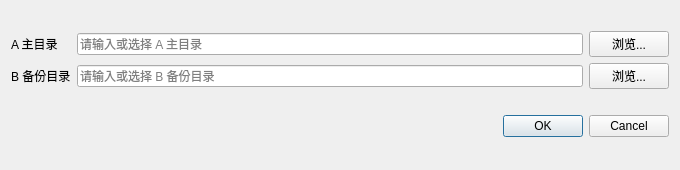
Old version of the form src/PairEditDialog.ui in the repository hu419087137/SyncFolder.
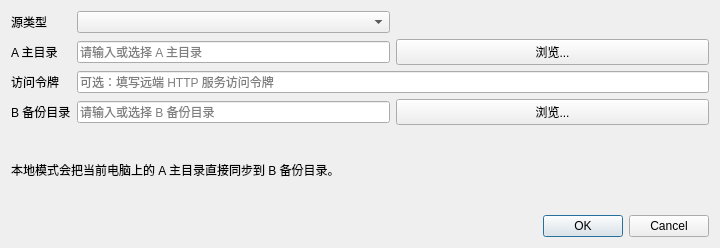
New version of the form.

Commit message: 新增 HTTP 文件夹拉取同步功能

```diff
--- a/src/PairEditDialog.ui
+++ b/src/PairEditDialog.ui
@@ -6,8 +6,8 @@
    <rect>
     <x>0</x>
     <y>0</y>
-    <width>680</width>
-    <height>170</height>
+    <width>720</width>
+    <height>248</height>
    </rect>
   </property>
   <property name="windowTitle">
@@ -15,49 +15,96 @@
   </property>
   <layout class="QVBoxLayout" name="mainLayout">
    <item>
-    <layout class="QGridLayout" name="gridLayout">
+   <layout class="QGridLayout" name="gridLayout">
      <item row="0" column="0">
+      <widget class="QLabel" name="sourceTypeLabel">
+       <property name="text">
+        <string>源类型</string>
+       </property>
+      </widget>
+     </item>
+     <item row="0" column="1">
+      <widget class="QComboBox" name="sourceTypeComboBox"/>
+     </item>
+     <item row="0" column="2">
+      <spacer name="sourceTypeSpacer">
+       <property name="orientation">
+        <enum>Qt::Horizontal</enum>
+       </property>
+       <property name="sizeHint" stdset="0">
+        <size>
+         <width>40</width>
+         <height>20</height>
+        </size>
+       </property>
+      </spacer>
+     </item>
+     <item row="1" column="0">
       <widget class="QLabel" name="sourceLabel">
        <property name="text">
         <string>A 主目录</string>
        </property>
       </widget>
      </item>
-     <item row="0" column="1">
+     <item row="1" column="1">
       <widget class="QLineEdit" name="sourcePathEdit">
        <property name="placeholderText">
         <string>请输入或选择 A 主目录</string>
        </property>
       </widget>
      </item>
-     <item row="0" column="2">
+     <item row="1" column="2">
       <widget class="QPushButton" name="browseSourceButton">
        <property name="text">
         <string>浏览...</string>
        </property>
       </widget>
      </item>
-     <item row="1" column="0">
+     <item row="2" column="0">
+      <widget class="QLabel" name="sourceAccessTokenLabel">
+       <property name="text">
+        <string>访问令牌</string>
+       </property>
+      </widget>
+     </item>
+     <item row="2" column="1" colspan="2">
+      <widget class="QLineEdit" name="sourceAccessTokenEdit">
+       <property name="placeholderText">
+        <string>可选：填写远端 HTTP 服务访问令牌</string>
+       </property>
+      </widget>
+     </item>
+     <item row="3" column="0">
       <widget class="QLabel" name="targetLabel">
        <property name="text">
         <string>B 备份目录</string>
        </property>
       </widget>
      </item>
-     <item row="1" column="1">
+     <item row="3" column="1">
       <widget class="QLineEdit" name="targetPathEdit">
        <property name="placeholderText">
         <string>请输入或选择 B 备份目录</string>
        </property>
       </widget>
      </item>
-     <item row="1" column="2">
+     <item row="3" column="2">
       <widget class="QPushButton" name="browseTargetButton">
        <property name="text">
         <string>浏览...</string>
        </property>
       </widget>
      </item>
+     <item row="4" column="0" colspan="3">
+      <widget class="QLabel" name="modeHintLabel">
+       <property name="text">
+        <string>本地模式会把当前电脑上的 A 主目录直接同步到 B 备份目录。</string>
+       </property>
+       <property name="wordWrap">
+        <bool>true</bool>
+       </property>
+      </widget>
+     </item>
     </layout>
    </item>
    <item>
```
The commit also changes 11 other files.
